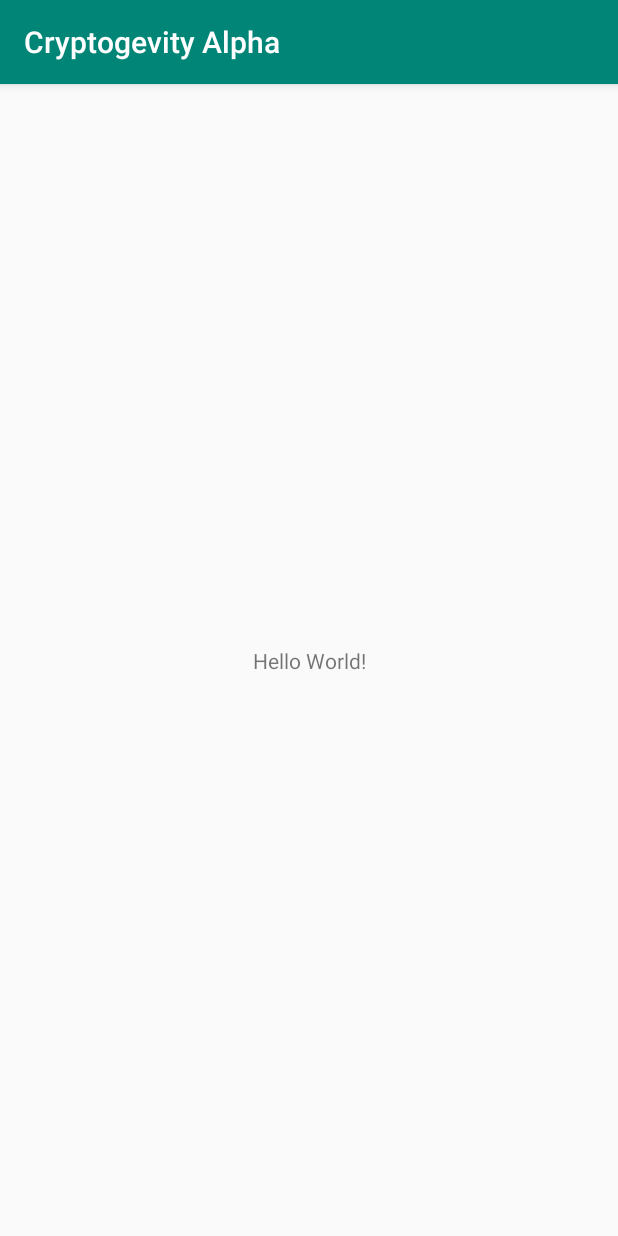
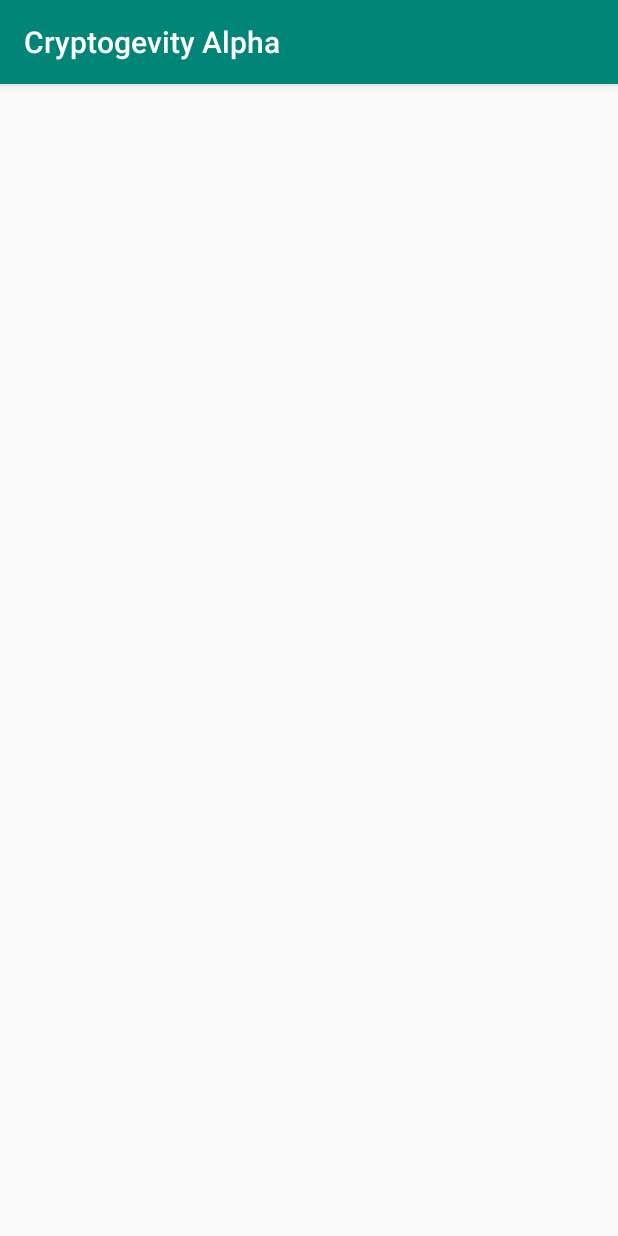
Before and after one commit to ARBALEST2018/CryptogevityAlpha, an Android app: the screen it shows after launch (MainActivity), on a phone screen of 412 x 824 dp. Run offline under Robolectric (Android 15) with nearby library versions, the light colour scheme and no system bars.

Commit message:
202111091651
Incomplete, 202111091651

```diff
--- a/app/src/main/AndroidManifest.xml
+++ b/app/src/main/AndroidManifest.xml
@@ -4,7 +4,7 @@
 
     <application
         android:allowBackup="true"
-        android:icon="@mipmap/ic_launcher"
+        android:icon="@mipmap/Cryptogevity_Logo"
         android:label="@string/app_name"
         android:roundIcon="@mipmap/ic_launcher_round"
         android:supportsRtl="true"
--- a/app/src/main/res/layout/activity_main.xml
+++ b/app/src/main/res/layout/activity_main.xml
@@ -1,18 +1,8 @@
 <?xml version="1.0" encoding="utf-8"?>
-<androidx.constraintlayout.widget.ConstraintLayout xmlns:android="http://schemas.android.com/apk/res/android"
+<LinearLayout xmlns:android="http://schemas.android.com/apk/res/android"
     xmlns:app="http://schemas.android.com/apk/res-auto"
     xmlns:tools="http://schemas.android.com/tools"
     android:layout_width="match_parent"
     android:layout_height="match_parent"
-    tools:context=".MainActivity">
-
-    <TextView
-        android:layout_width="wrap_content"
-        android:layout_height="wrap_content"
-        android:text="Hello World!"
-        app:layout_constraintBottom_toBottomOf="parent"
-        app:layout_constraintLeft_toLeftOf="parent"
-        app:layout_constraintRight_toRightOf="parent"
-        app:layout_constraintTop_toTopOf="parent" />
-
-</androidx.constraintlayout.widget.ConstraintLayout>
+    android:orientation="vertical"
+    tools:context=".MainActivity" />
```
Also changed, not shown: app/src/main/res/mipmap-hdpi/Cryptogevity_Logo&Title.jpg (added), app/src/main/res/mipmap-hdpi/Cryptogevity_Logo.jpg (added).
